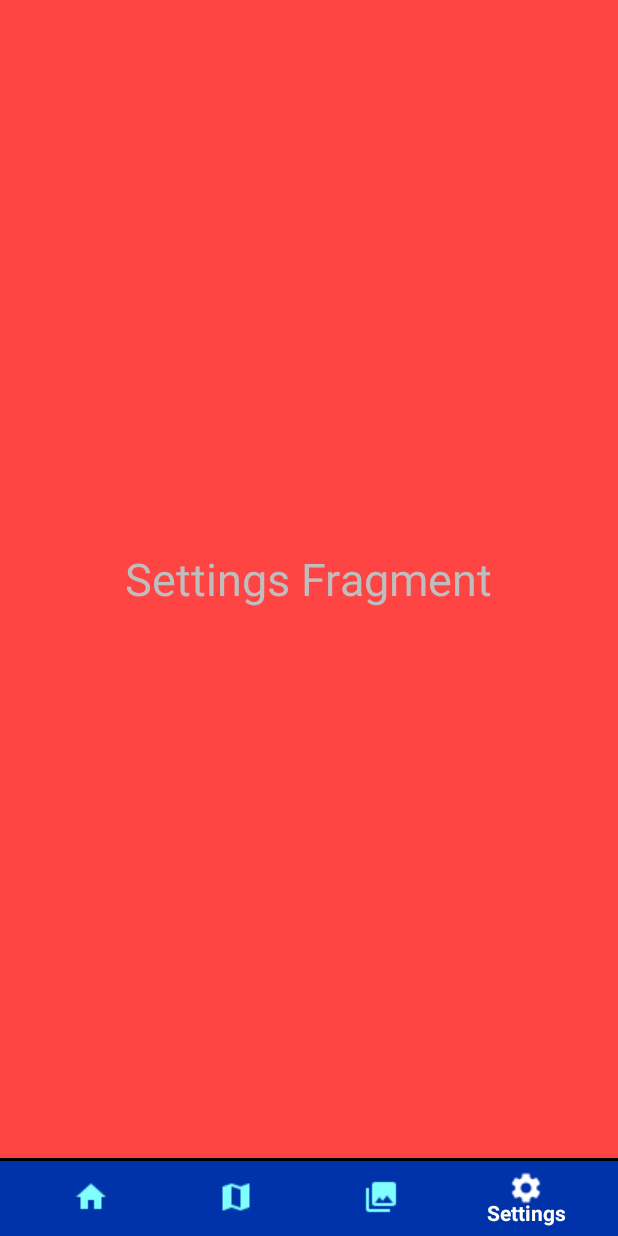
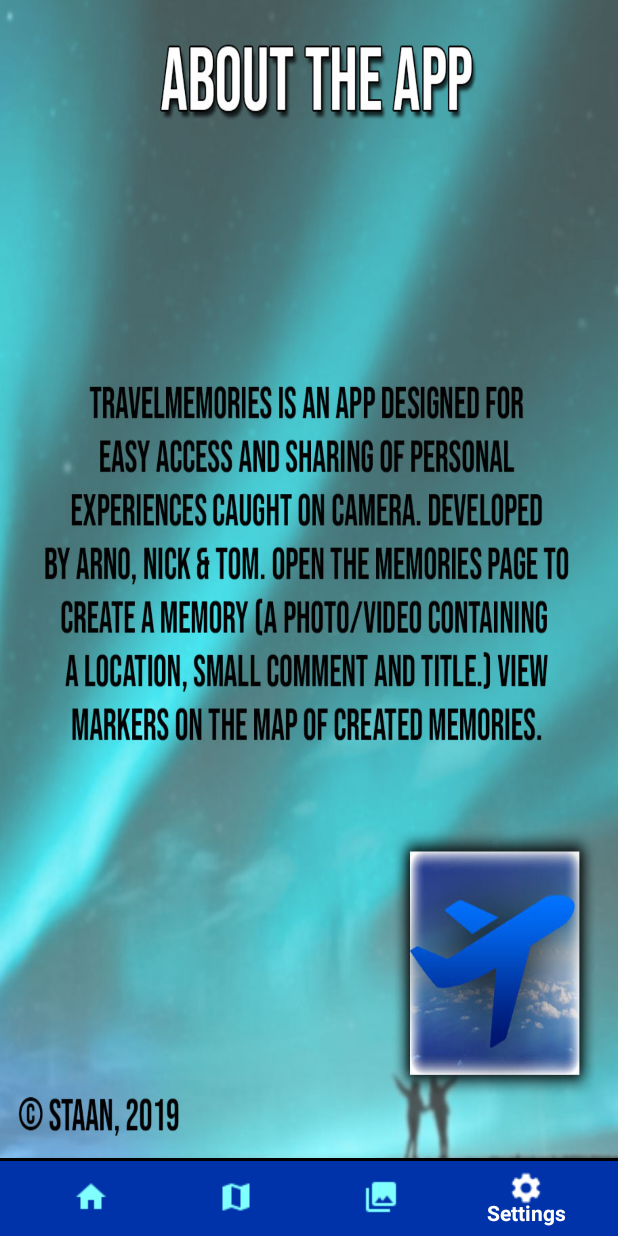
Before and after one commit to arnorietdijk/ProjectB, an Android app: the screen it shows after launch (MainActivity), item 4 of the bottom bar chosen, on a phone screen of 412 x 824 dp. Run offline under Robolectric (Android 15) with nearby library versions, the phone set to English and light mode, and no system bars.

Commit message:
about added

```diff
--- a/app/src/main/res/layout/fragment_settings.xml
+++ b/app/src/main/res/layout/fragment_settings.xml
@@ -3,12 +3,11 @@
     android:layout_width="match_parent"
     android:layout_height="match_parent"
     android:theme="@android:style/Theme.Black.NoTitleBar"
-    android:background="@android:color/holo_red_light">
+    android:background="@drawable/about2">
 
     <TextView
         android:layout_width="wrap_content"
         android:layout_height="wrap_content"
-        android:text="Settings Fragment"
         android:textSize="30sp"
         android:layout_centerInParent="true"/>
 
```
Also changed, not shown: app/src/main/res/drawable/about.jpg (added), app/src/main/res/drawable/about2.jpg (added).
